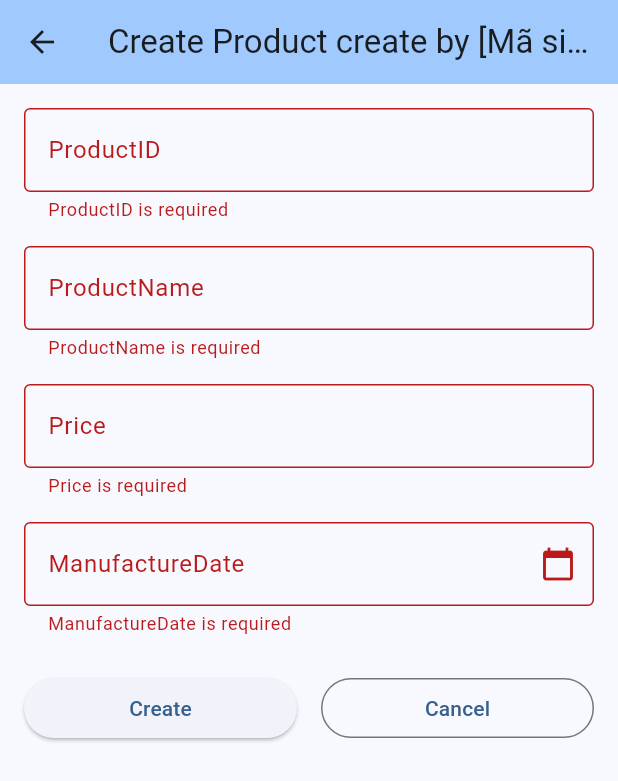
After one commit to Minami299/pe_prm393, a Flutter app: the CreateProductScreen screen opened directly, after a tap on "Create", on a phone screen of 412 x 824 dp. The commit adds this screen. Shown: the top 781 px of the screen. Run offline on Flutter 3.47's test engine with Material 3 defaults, Android fonts, the phone set to English and light mode, and no system bars.

Commit message:
Add Product and Book management screens, models, and separate test files

```diff
--- /dev/null
+++ b/lib/models/book.dart
@@ -0,0 +1,13 @@
+class Book {
+  final String bookId;
+  final String bookTitle;
+  final int publishYear;
+  final String author;
+
+  Book({
+    required this.bookId,
+    required this.bookTitle,
+    required this.publishYear,
+    required this.author,
+  });
+}
--- /dev/null
+++ b/lib/models/product.dart
@@ -0,0 +1,13 @@
+class Product {
+  final String productId;
+  final String productName;
+  final double price;
+  final DateTime manufactureDate;
+
+  Product({
+    required this.productId,
+    required this.productName,
+    required this.price,
+    required this.manufactureDate,
+  });
+}
--- /dev/null
+++ b/lib/screens/create_product_screen.dart
@@ -0,0 +1,239 @@
+import 'package:flutter/material.dart';
+import 'package:pe/models/product.dart';
+
+class CreateProductScreen extends StatefulWidget {
+  const CreateProductScreen({super.key});
+
+  @override
+  State<CreateProductScreen> createState() => _CreateProductScreenState();
+}
+
+class _CreateProductScreenState extends State<CreateProductScreen> {
+  final _formKey = GlobalKey<FormState>();
+
+  final TextEditingController _idController = TextEditingController();
+  final TextEditingController _nameController = TextEditingController();
+  final TextEditingController _priceController = TextEditingController();
+  final TextEditingController _dateController = TextEditingController();
+
+  DateTime? _parseDate(String input) {
+    try {
+      final trimmed = input.trim();
+      final parts = trimmed.split(RegExp(r'[-/]'));
+      if (parts.length == 3) {
+        if (parts[0].length == 4) {
+          return DateTime(
+            int.parse(parts[0]),
+            int.parse(parts[1]),
+            int.parse(parts[2]),
+          );
+        } else if (parts[2].length == 4) {
+          return DateTime(
+            int.parse(parts[2]),
+            int.parse(parts[1]),
+            int.parse(parts[0]),
+          );
+        }
+      }
+      return DateTime.tryParse(trimmed);
+    } catch (_) {
+      return null;
+    }
+  }
+
+  Future<void> _selectDate(BuildContext context) async {
+    final DateTime now = DateTime.now();
+    final initial = _parseDate(_dateController.text) ?? now;
+    final DateTime? picked = await showDatePicker(
+      context: context,
+      initialDate: initial.isAfter(now) ? now : initial,
+      firstDate: DateTime(1900),
+      lastDate: DateTime(2100),
+    );
+    if (picked != null) {
+      setState(() {
+        _dateController.text =
+            "${picked.year}-${picked.month.toString().padLeft(2, '0')}-${picked.day.toString().padLeft(2, '0')}";
+      });
+    }
+  }
+
+  void _submitForm() {
+    if (_formKey.currentState!.validate()) {
+      final product = Product(
+        productId: _idController.text.trim(),
+        productName: _nameController.text.trim(),
+        price: double.parse(_priceController.text.trim()),
+        manufactureDate: _parseDate(_dateController.text.trim())!,
+      );
+
+      showDialog(
+        context: context,
+        builder: (BuildContext dialogContext) {
+          return AlertDialog(
+            title: const Text('Product Created'),
+            content: Text(
+              'ProductID: ${product.productId}\n'
+              'ProductName: ${product.productName}\n'
+              'Price: ${product.price}\n'
+              'ManufactureDate: ${_dateController.text.trim()}',
+            ),
+            actions: [
+              TextButton(
+                onPressed: () => Navigator.of(dialogContext).pop(),
+                child: const Text('OK'),
+              ),
+            ],
+          );
+        },
+      );
+    }
+  }
+
+  void _cancelForm() {
+    _formKey.currentState?.reset();
+    _idController.clear();
+    _nameController.clear();
+    _priceController.clear();
+    _dateController.clear();
+    setState(() {});
+  }
+
+  @override
+  void dispose() {
+    _idController.dispose();
+    _nameController.dispose();
+    _priceController.dispose();
+    _dateController.dispose();
+    super.dispose();
+  }
+
+  @override
+  Widget build(BuildContext context) {
+    return Scaffold(
+      appBar: AppBar(
+        title: const Text('Create Product create by [Mã sinh viên – Tên SV]'),
+        backgroundColor: Theme.of(context).colorScheme.inversePrimary,
+      ),
+      body: SingleChildScrollView(
+        padding: const EdgeInsets.all(16.0),
+        child: Form(
+          key: _formKey,
+          child: Column(
+            crossAxisAlignment: CrossAxisAlignment.stretch,
+            children: [
+              TextFormField(
+                key: const Key('productIdField'),
+                controller: _idController,
+                decoration: const InputDecoration(
+                  labelText: 'ProductID',
+                  hintText: 'Enter product ID',
+                  border: OutlineInputBorder(),
+                ),
+                validator: (value) {
+                  if (value == null || value.trim().isEmpty) {
+                    return 'ProductID is required';
+                  }
+                  return null;
+                },
+              ),
+              const SizedBox(height: 16.0),
+              TextFormField(
+                key: const Key('productNameField'),
+                controller: _nameController,
+                decoration: const InputDecoration(
+                  labelText: 'ProductName',
+                  hintText: 'Enter product name',
+                  border: OutlineInputBorder(),
+                ),
+                validator: (value) {
+                  if (value == null || value.trim().isEmpty) {
+                    return 'ProductName is required';
+                  }
+                  if (value.trim().length < 3) {
+                    return 'ProductName must be at least 3 characters';
+                  }
+                  return null;
+                },
+              ),
+              const SizedBox(height: 16.0),
+              TextFormField(
+                key: const Key('priceField'),
+                controller: _priceController,
+                keyboardType: const TextInputType.numberWithOptions(decimal: true),
+                decoration: const InputDecoration(
+                  labelText: 'Price',
+                  hintText: 'Enter price (> 0)',
+                  border: OutlineInputBorder(),
+                ),
+                validator: (value) {
+                  if (value == null || value.trim().isEmpty) {
+                    return 'Price is required';
+                  }
+                  final parsedPrice = double.tryParse(value.trim());
+                  if (parsedPrice == null) {
+                    return 'Price must be a valid number';
+                  }
+                  if (parsedPrice <= 0) {
+                    return 'Price must be greater than 0';
+                  }
+                  return null;
+                },
+              ),
+              const SizedBox(height: 16.0),
+              TextFormField(
+                key: const Key('manufactureDateField'),
+                controller: _dateController,
+                decoration: InputDecoration(
+                  labelText: 'ManufactureDate',
+                  hintText: 'yyyy-MM-dd',
+                  border: const OutlineInputBorder(),
+                  suffixIcon: IconButton(
+                    icon: const Icon(Icons.calendar_today),
+                    onPressed: () => _selectDate(context),
+                  ),
+                ),
+                validator: (value) {
+                  if (value == null || value.trim().isEmpty) {
+                    return 'ManufactureDate is required';
+                  }
+                  final date = _parseDate(value);
+                  if (date == null) {
+                    return 'Invalid date format';
+                  }
+                  final now = DateTime.now();
+                  final today = DateTime(now.year, now.month, now.day);
+                  final checkDate = DateTime(date.year, date.month, date.day);
+                  if (checkDate.isAfter(today)) {
+                    return 'ManufactureDate cannot be greater than current date';
+                  }
+                  return null;
+                },
+              ),
+              const SizedBox(height: 24.0),
+              Row(
+                children: [
+                  Expanded(
+                    child: ElevatedButton(
+                      key: const Key('createProductButton'),
+                      onPressed: _submitForm,
+                      child: const Text('Create'),
+                    ),
+                  ),
+                  const SizedBox(width: 16.0),
+                  Expanded(
+                    child: OutlinedButton(
+                      key: const Key('cancelProductButton'),
+                      onPressed: _cancelForm,
+                      child: const Text('Cancel'),
+                    ),
+                  ),
+                ],
+              ),
+            ],
+          ),
+        ),
+      ),
+    );
+  }
+}
```
Also changed, not shown: lib/main.dart (+17 -1 lines), lib/screens/create_book_screen.dart (added, +183 -0 lines), 4 other files.
